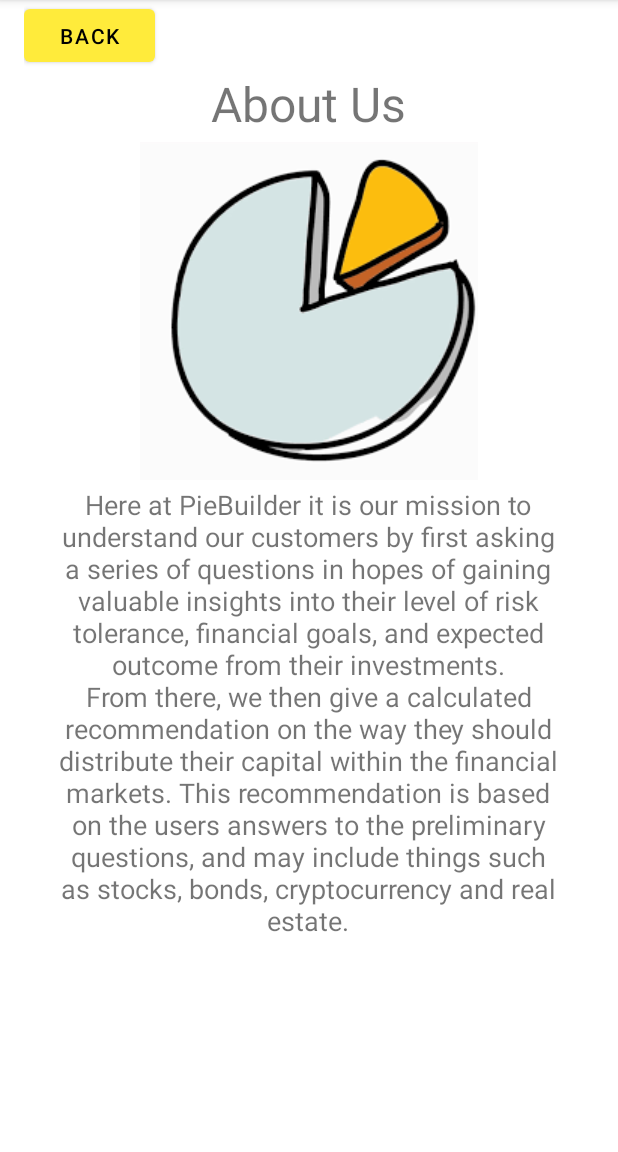
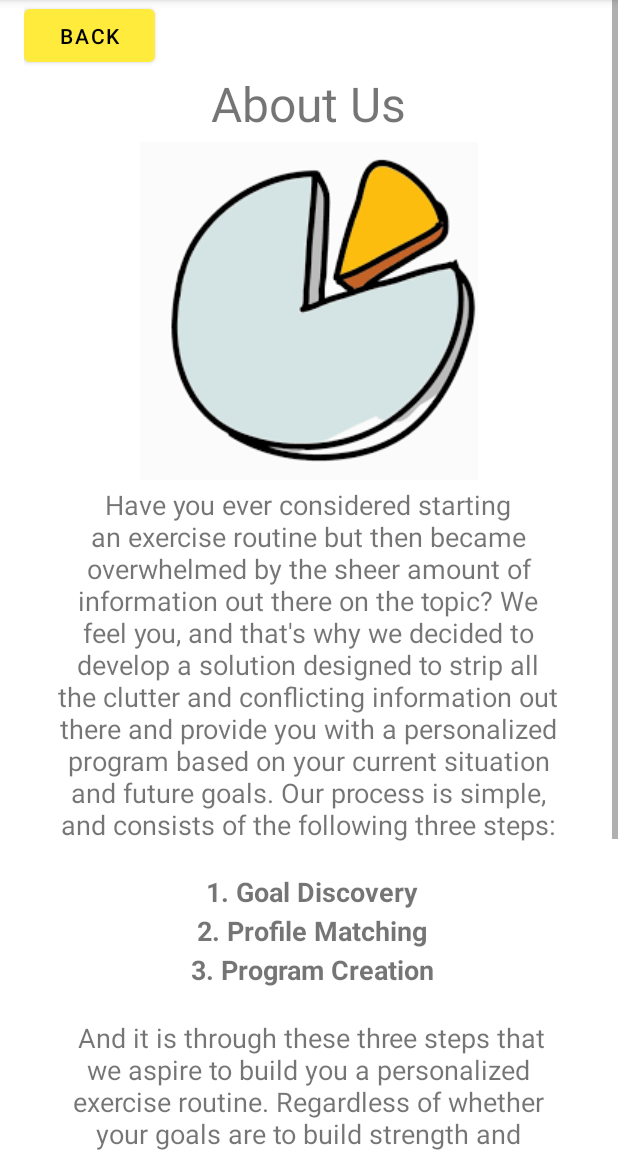
Before and after one commit to thaimac/COMP3415_Project, an Android app: the LearnMore screen opened directly, with no data from a screen before it, on a phone screen of 412 x 824 dp, the part 84-1236 px from its top. Run offline under Robolectric (Android 15) with nearby library versions, the phone set to English and light mode, and no system bars.

Commit message:
Modified Learn More page

```diff
--- a/app/build.gradle
+++ b/app/build.gradle
@@ -28,7 +28,7 @@ android {
         targetCompatibility JavaVersion.VERSION_1_8
     }
     kotlinOptions {
-        jvmTarget = '1.8'
+        jvmTarget = '11'
     }
 }
 
--- a/app/src/main/res/layout/learn_more.xml
+++ b/app/src/main/res/layout/learn_more.xml
@@ -1,8 +1,13 @@
 <?xml version="1.0" encoding="utf-8"?>
-<RelativeLayout xmlns:android="http://schemas.android.com/apk/res/android"
+<ScrollView
+    xmlns:android="http://schemas.android.com/apk/res/android"
+    xmlns:tools="http://schemas.android.com/tools"
+    android:layout_width="fill_parent"
+    android:layout_height="wrap_content">
+
+    <RelativeLayout
         android:layout_width="match_parent"
-    android:layout_height="match_parent"
-    xmlns:tools="http://schemas.android.com/tools"
+        android:layout_height="wrap_content"
         android:orientation="horizontal"
         android:paddingLeft="16dp"
         android:paddingRight="16dp"
@@ -19,34 +24,36 @@
             android:id="@+id/header"
             android:layout_width="wrap_content"
             android:layout_height="wrap_content"
+            android:layout_below="@id/back"
+            android:layout_centerHorizontal="true"
             android:layout_marginStart="128dp"
             android:layout_marginLeft="128dp"
-        android:layout_below="@id/back"
-        android:layout_centerHorizontal="true"
             android:text="About Us"
-        android:textSize="32dp"/>
+            android:textSize="32dp" />
 
         <ImageView
             android:id="@+id/imageView3"
             android:layout_width="wrap_content"
             android:layout_height="wrap_content"
+            android:layout_below="@id/header"
             android:layout_centerHorizontal="true"
             android:layout_marginStart="44dp"
             android:layout_marginLeft="44dp"
             android:layout_marginTop="4dp"
-        android:src="@drawable/about_us_image"
-        android:layout_below="@id/header"/>
+            android:src="@drawable/about_us_image" />
 
         <TextView
             android:id="@+id/about"
             android:layout_width="335dp"
-        android:layout_height="388dp"
+            android:layout_height="wrap_content"
+            android:layout_centerHorizontal="true"
             android:layout_marginStart="36dp"
             android:layout_marginLeft="36dp"
             android:layout_marginTop="324dp"
+            android:layout_marginBottom="180dp"
             android:gravity="center_horizontal"
             android:text="@string/about"
-        android:layout_centerHorizontal="true"
-        android:textSize="18dp"/>
+            android:textSize="18dp" />
 
     </RelativeLayout>
+</ScrollView>
--- a/app/src/main/res/values/strings.xml
+++ b/app/src/main/res/values/strings.xml
@@ -1,8 +1,14 @@
 <resources>
     <string name="app_name">Workout Builder</string>
-    <string name="about">Here at PieBuilder it is our mission to understand our customers by first asking a series of questions in hopes of gaining valuable insights into their level of risk tolerance, financial
-        goals, and expected outcome from their investments. From there, we then give a calculated recommendation on the way they should distribute their capital within the financial markets. This recommendation
-        is based on the users answers to the preliminary questions, and may include things such as stocks, bonds, cryptocurrency and real estate.</string>
+    <string name="about">Have you ever considered starting an exercise routine but then became overwhelmed by the sheer amount of information out there on the topic? We feel you, and that\'s why we decided to develop a solution
+    designed to strip all the clutter and conflicting information out there and provide you with a personalized program based on your current situation and future goals. Our process is simple, and consists of the following three steps:\n\n
+        <b>1. Goal Discovery</b>\n
+    <b>2. Profile Matching</b>\n
+    <b>3. Program Creation</b>\n\n
+        And it is through these three steps that we aspire to build you a personalized exercise routine. Regardless of whether your goals
+        are to build strength and muscle, flexilibity and endurance, or simply to become the greatest version of yourself, we are confident in
+        our ability to provide you with the personalized roadmap to get there.
+    </string>
 
 
     <string name="question_age">How old are you?</string>
```
Lines whose indentation alone changed are shown as unchanged.
